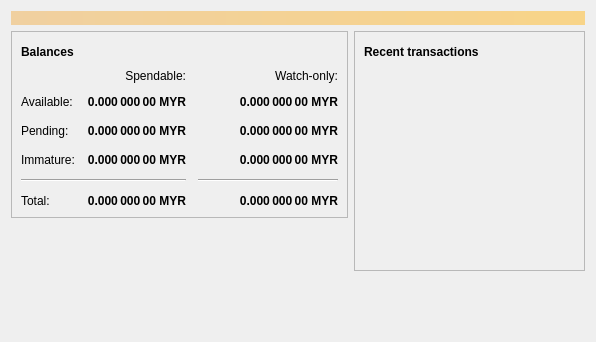
badcoin-net/Badcoin, file src/qt/forms/overviewpage.ui: the form before one commit.
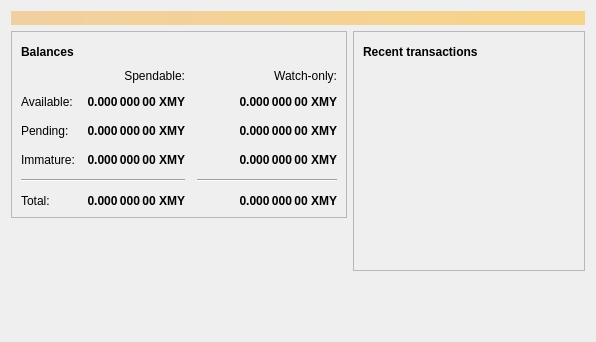
The form after the commit. Icons and pictures are not drawn.

What changed in the file:
```diff
--- a/src/qt/forms/overviewpage.ui
+++ b/src/qt/forms/overviewpage.ui
@@ -126,7 +126,7 @@
                <string>Unconfirmed transactions to watch-only addresses</string>
               </property>
               <property name="text">
-               <string notr="true">0.000 000 00 MYR</string>
+               <string notr="true">0.000 000 00 XMY</string>
               </property>
               <property name="alignment">
                <set>Qt::AlignRight|Qt::AlignTrailing|Qt::AlignVCenter</set>
@@ -151,7 +151,7 @@
                <string>Total of transactions that have yet to be confirmed, and do not yet count toward the spendable balance</string>
               </property>
               <property name="text">
-               <string notr="true">0.000 000 00 MYR</string>
+               <string notr="true">0.000 000 00 XMY</string>
               </property>
               <property name="alignment">
                <set>Qt::AlignRight|Qt::AlignTrailing|Qt::AlignVCenter</set>
@@ -176,7 +176,7 @@
                <string>Mined balance in watch-only addresses that has not yet matured</string>
               </property>
               <property name="text">
-               <string notr="true">0.000 000 00 MYR</string>
+               <string notr="true">0.000 000 00 XMY</string>
               </property>
               <property name="alignment">
                <set>Qt::AlignRight|Qt::AlignTrailing|Qt::AlignVCenter</set>
@@ -234,7 +234,7 @@
                <string>Mined balance that has not yet matured</string>
               </property>
               <property name="text">
-               <string notr="true">0.000 000 00 MYR</string>
+               <string notr="true">0.000 000 00 XMY</string>
               </property>
               <property name="alignment">
                <set>Qt::AlignRight|Qt::AlignTrailing|Qt::AlignVCenter</set>
@@ -279,7 +279,7 @@
                <string>Your current total balance</string>
               </property>
               <property name="text">
-               <string notr="true">0.000 000 00 MYR</string>
+               <string notr="true">0.000 000 00 XMY</string>
               </property>
               <property name="alignment">
                <set>Qt::AlignRight|Qt::AlignTrailing|Qt::AlignVCenter</set>
@@ -304,7 +304,7 @@
                <string>Current total balance in watch-only addresses</string>
               </property>
               <property name="text">
-               <string notr="true">0.000 000 00 MYR</string>
+               <string notr="true">0.000 000 00 XMY</string>
               </property>
               <property name="alignment">
                <set>Qt::AlignRight|Qt::AlignTrailing|Qt::AlignVCenter</set>
@@ -346,7 +346,7 @@
                <string>Your current spendable balance</string>
               </property>
               <property name="text">
-               <string notr="true">0.000 000 00 MYR</string>
+               <string notr="true">0.000 000 00 XMY</string>
               </property>
               <property name="alignment">
                <set>Qt::AlignRight|Qt::AlignTrailing|Qt::AlignVCenter</set>
@@ -371,7 +371,7 @@
                <string>Your current balance in watch-only addresses</string>
               </property>
               <property name="text">
-               <string notr="true">0.000 000 00 MYR</string>
+               <string notr="true">0.000 000 00 XMY</string>
               </property>
               <property name="alignment">
                <set>Qt::AlignRight|Qt::AlignTrailing|Qt::AlignVCenter</set>
```
